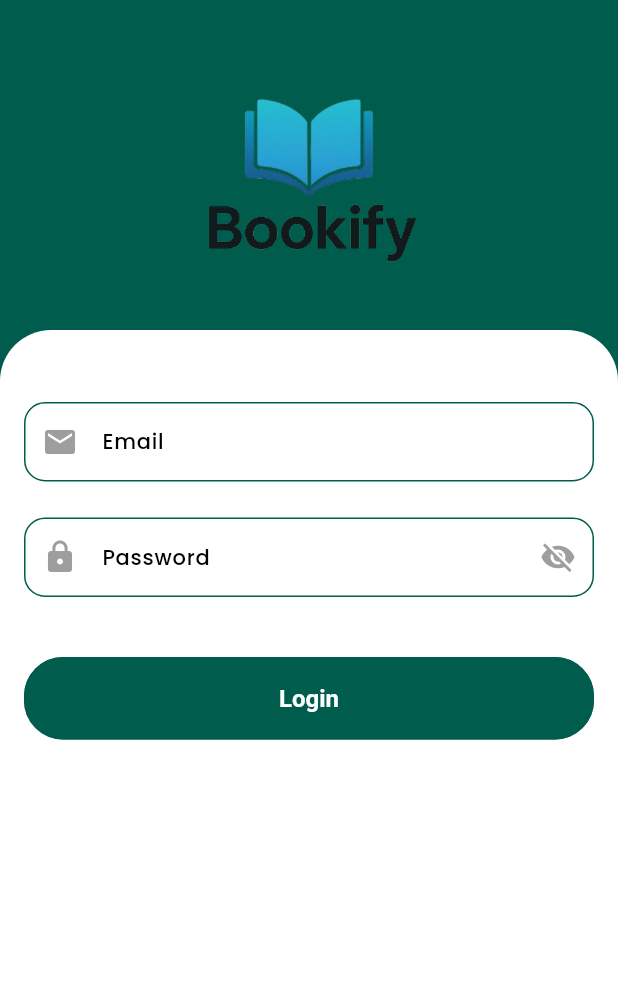
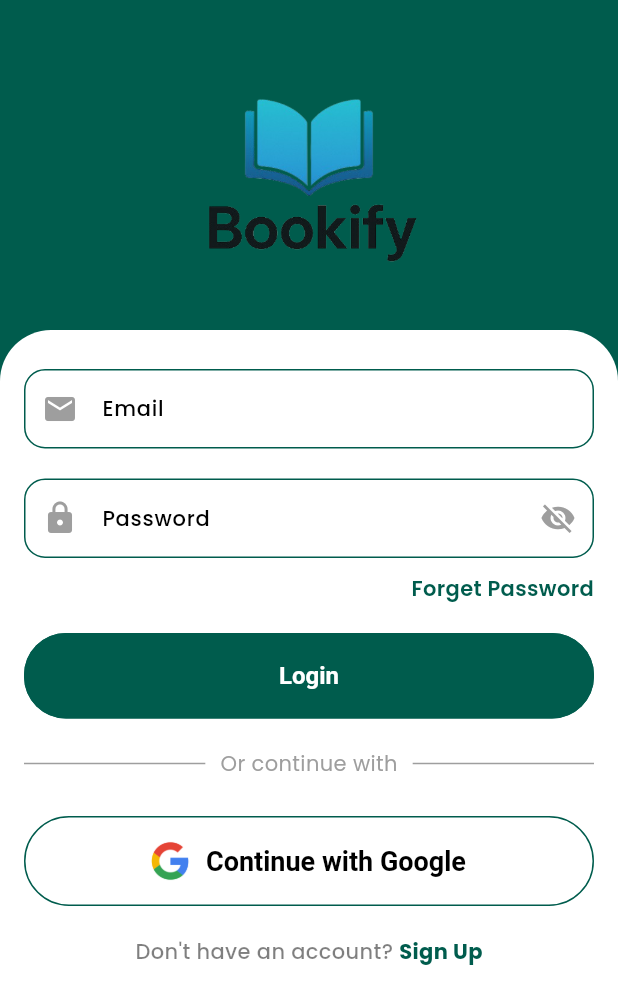
Before and after one commit to alnajamulshariq/BookifyFlutterApp, a Flutter app: the screen it shows after launch, on a phone screen of 412 x 824 dp. Shown: the top 1004 px of the screen. Run offline on Flutter 3.47's test engine with Material 3 defaults, Android fonts, the phone set to English and light mode, and no system bars; our stand-ins replace google_fonts, lottie.

Commit message:
SignIN validation fix

```diff
--- a/lib/screens/auth/users/sign_in.dart
+++ b/lib/screens/auth/users/sign_in.dart
@@ -1,4 +1,6 @@
 import 'package:bookify/utils/themes/custom_themes/elevated_button_theme.dart';
+import 'package:bookify/utils/themes/custom_themes/outlined_button_theme.dart';
+import 'package:bookify/utils/themes/custom_themes/text_theme.dart';
 import 'package:flutter/material.dart';
 import 'package:bookify/utils/constants/colors.dart';
 
@@ -49,7 +51,7 @@ class _SignInState extends State<SignIn> {
                 key: formKey,
                 child: Column(
                   children: [
-                    const SizedBox(height: 32),
+                    const SizedBox(height: 10),
 
                     /// Email
                     TextFormField(
@@ -82,9 +84,21 @@ class _SignInState extends State<SignIn> {
                           ),
                         ),
                       ),
+                      validator: (value) {
+                        if (value == null || value.isEmpty) {
+                          return "Email is required";
+                        }
+                        final emailRegex = RegExp(
+                          r"^[\w-\.]+@([\w-]+\.)+[\w-]{2,4}$",
+                        );
+                        if (!emailRegex.hasMatch(value)) {
+                          return "Enter a valid email address";
+                        }
+                        return null; // valid
+                      },
                     ),
 
-                    const SizedBox(height: 24),
+                    const SizedBox(height: 20),
 
                     /// Password
                     TextFormField(
@@ -130,9 +144,37 @@ class _SignInState extends State<SignIn> {
                           ),
                         ),
                       ),
+                      validator: (value) {
+                        if (value == null || value.isEmpty) {
+                          return "Password is required";
+                        }
+                        final passRegex = RegExp(
+                          r'^(?=.*[A-Z])(?=.*[a-z])(?=.*\d)(?=.*[@$!%*?&])[A-Za-z\d@$!%*?&]{8,}$',
+                        );
+                        if (!passRegex.hasMatch(value)) {
+                          return "Password must be at least 8 uper, lower, special character";
+                        }
+                        return null; // valid
+                      },
+                    ),
+                    SizedBox(height: 10),
+                    Row(
+                      mainAxisAlignment: MainAxisAlignment.end,
+                      children: [
+                        InkWell(
+                          // onTap: () => ForgetPass(),
+                          child: Text(
+                            "Forget Password",
+                            style: TextStyle(
+                              color: MyColors.primary,
+                              fontWeight: FontWeight.w600,
+                            ),
+                          ),
+                        ),
+                      ],
                     ),
 
-                    const SizedBox(height: 40),
+                    const SizedBox(height: 20),
                     SizedBox(
                       width: double.infinity,
                       child: ElevatedButtonTheme(
@@ -147,6 +189,100 @@ class _SignInState extends State<SignIn> {
                         ),
                       ),
                     ),
+                    const SizedBox(height: 20),
+
+                    Row(
+                      children: <Widget>[
+                        Expanded(
+                          child: Divider(
+                            color: Colors.grey,
+                            thickness: 1,
+                            endIndent: 10,
+                          ),
+                        ),
+                        Text(
+                          'Or continue with',
+                          style: TextStyle(color: Colors.grey),
+                        ),
+                        Expanded(
+                          child: Divider(
+                            color: Colors.grey,
+                            thickness: 1,
+                            indent: 10,
+                          ),
+                        ),
+                      ],
+                    ),
+
+                    const SizedBox(height: 25),
+
+                    SizedBox(
+                      width: double.infinity,
+                      child: OutlinedButtonTheme(
+                        data: MyOutlinedButtonTheme.lightOutlinedButtonTheme,
+                        child: OutlinedButton(
+                          onPressed: () {
+                            if (formKey.currentState?.validate() ?? false) {
+                              // Handle Google login
+                            }
+                          },
+                          style: OutlinedButton.styleFrom(
+                            padding: const EdgeInsets.all(18),
+                            side: const BorderSide(color: MyColors.primary),
+                            shape: RoundedRectangleBorder(
+                              borderRadius: BorderRadius.circular(30),
+                            ),
+                          ),
+                          child: Row(
+                            mainAxisSize: MainAxisSize.min,
+                            mainAxisAlignment: MainAxisAlignment.center,
+                            children: [
+                              SizedBox(
+                                height:
+                                    24, // Fixed box to prevent button height increase
+                                width: 24,
+                                child: Transform.scale(
+                                  scale:
+                                      1.7, // Visually increase image size only
+                                  child: Image.asset(
+                                    'assets/images/googleIcon.png',
+                                    fit: BoxFit.contain,
+                                  ),
+                                ),
+                              ),
+                              const SizedBox(width: 12),
+                              const Text(
+                                'Continue with Google',
+                                style: TextStyle(
+                                  color: Colors.black,
+                                  fontSize: 18,
+                                ),
+                              ),
+                            ],
+                          ),
+                        ),
+                      ),
+                    ),
+                    SizedBox(height: 20),
+                    Row(
+                      mainAxisAlignment: MainAxisAlignment.center,
+                      children: [
+                        Text(
+                          "Don't have an account? ",
+                          style: MyTextTheme.lightTextTheme.bodySmall,
+                        ),
+                        InkWell(
+                          // onTap: () => SignUp(),
+                          child: Text(
+                            "Sign Up",
+                            style: TextStyle(
+                              color: MyColors.primary,
+                              fontWeight: FontWeight.bold,
+                            ),
+                          ),
+                        ),
+                      ],
+                    ),
                   ],
                 ),
               ),
--- /dev/null
+++ b/lib/screens/auth/users/sign_up.dart
@@ -0,0 +1,15 @@
+import 'package:flutter/material.dart';
+
+class SignUp extends StatefulWidget {
+  const SignUp({super.key});
+
+  @override
+  State<SignUp> createState() => _SignUpState();
+}
+
+class _SignUpState extends State<SignUp> {
+  @override
+  Widget build(BuildContext context) {
+    return const Placeholder();
+  }
+}
--- a/lib/utils/themes/custom_themes/elevated_button_theme.dart
+++ b/lib/utils/themes/custom_themes/elevated_button_theme.dart
@@ -12,13 +12,13 @@ class MyElevatedButtonTheme {
       disabledForegroundColor: Colors.grey,
       disabledBackgroundColor: Colors.grey,
       side: const BorderSide(color: MyColors.primary),
-      padding: const EdgeInsets.all(18),
+      padding: const EdgeInsets.all(19),
       textStyle: const TextStyle(
         fontSize: 16,
         fontWeight: FontWeight.w600,
         color: Colors.white,
       ),
-      shape: RoundedRectangleBorder(borderRadius: BorderRadius.circular(26)),
+      shape: RoundedRectangleBorder(borderRadius: BorderRadius.circular(28)),
     ),
   );
 
--- a/lib/utils/themes/custom_themes/outlined_button_theme.dart
+++ b/lib/utils/themes/custom_themes/outlined_button_theme.dart
@@ -1,3 +1,4 @@
+import 'package:bookify/utils/constants/colors.dart';
 import 'package:flutter/material.dart';
 
 class MyOutlinedButtonTheme {
@@ -7,14 +8,14 @@ class MyOutlinedButtonTheme {
     style: OutlinedButton.styleFrom(
       elevation: 0,
       foregroundColor: Colors.black,
-      side: const BorderSide(color: Colors.blue),
+      side: const BorderSide(color: MyColors.primary),
       textStyle: const TextStyle(
         fontSize: 16,
         fontWeight: FontWeight.w600,
         color: Colors.black,
       ),
       padding: const EdgeInsets.symmetric(vertical: 16.0, horizontal: 20.0),
-      shape: RoundedRectangleBorder(borderRadius: BorderRadius.circular(14)),
+      shape: RoundedRectangleBorder(borderRadius: BorderRadius.circular(28)),
     ),
   );
 
--- a/lib/utils/themes/custom_themes/text_field_theme.dart
+++ b/lib/utils/themes/custom_themes/text_field_theme.dart
@@ -19,11 +19,11 @@ class MyTextFormFieldTheme {
       fontWeight: FontWeight.w500,
     ),
     enabledBorder: OutlineInputBorder(
-      borderRadius: BorderRadius.circular(14),
+      borderRadius: BorderRadius.circular(22),
       borderSide: const BorderSide(width: 1, color: MyColors.primary),
     ),
     focusedBorder: OutlineInputBorder(
-      borderRadius: BorderRadius.circular(14),
+      borderRadius: BorderRadius.circular(22),
       borderSide: const BorderSide(width: 2, color: MyColors.primary),
     ),
     errorBorder: OutlineInputBorder(
```
Also changed, not shown: assets/images/googleIcon.png (added).
